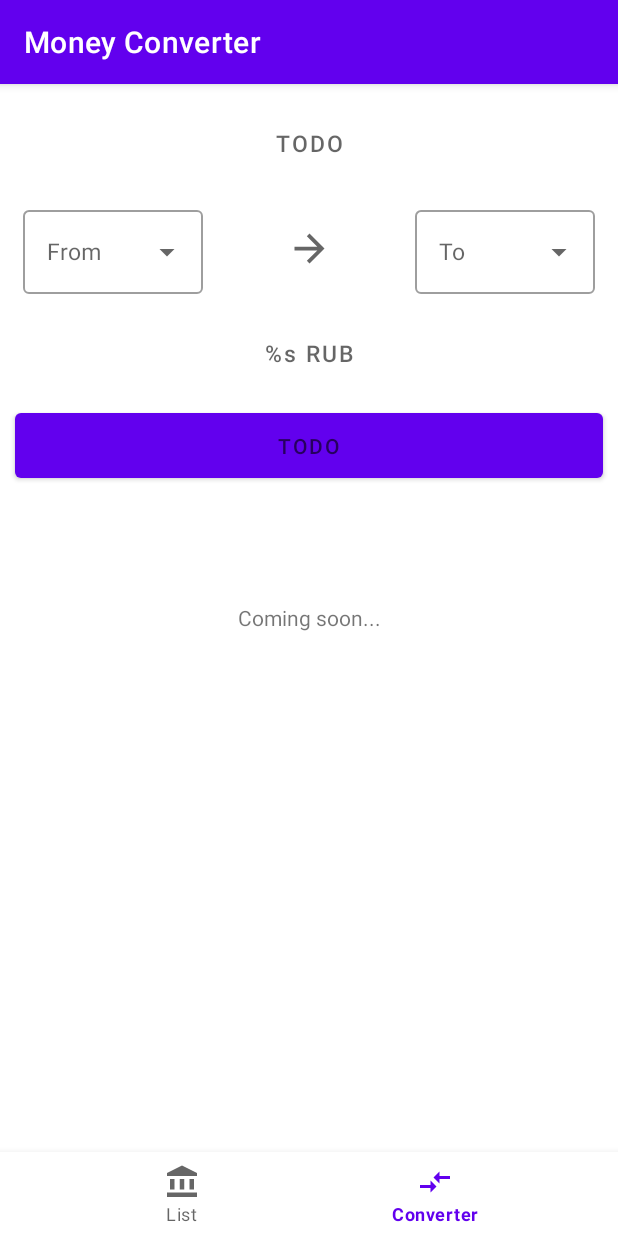
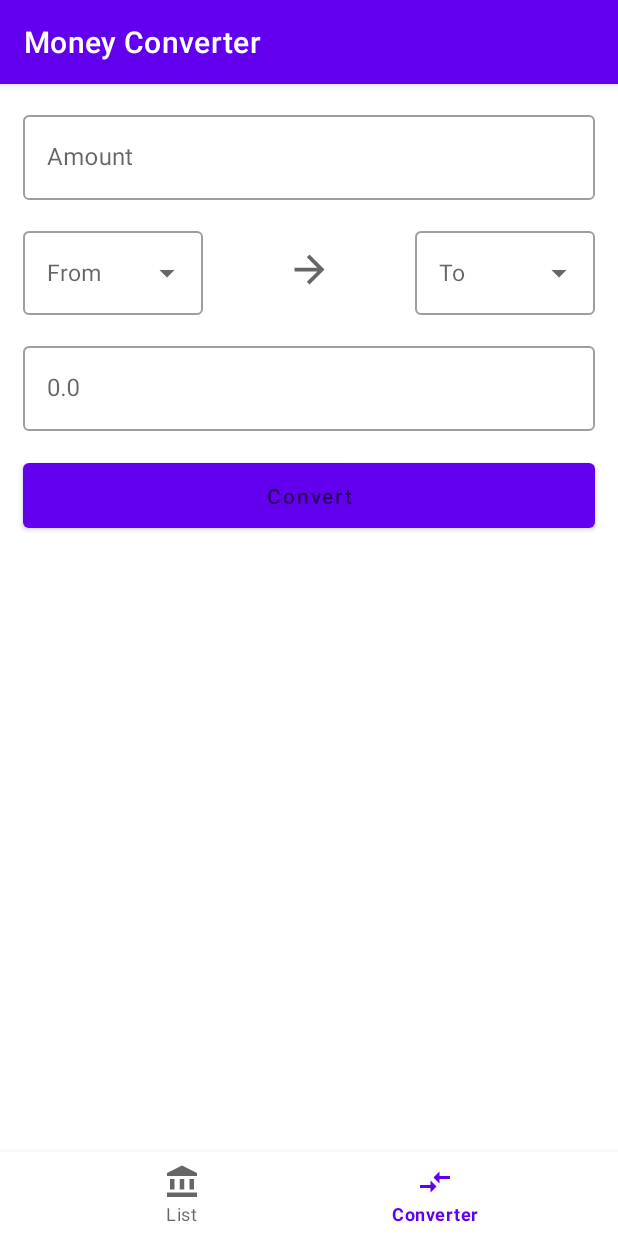
Before and after one commit to CrazyApple888/MoneyConverter, an Android app: the ConverterFragment screen opened through its navigation route, on a phone screen of 412 x 824 dp. Run offline under Robolectric (Android 15) with nearby library versions, the phone set to English and light mode, and no system bars; our stand-ins replace Volley, navigation-ui; network calls fail.

Commit message:
Updates UI

```diff
--- a/app/src/main/java/ru/isachenko/moneyconverter/ConverterFragment.kt
+++ b/app/src/main/java/ru/isachenko/moneyconverter/ConverterFragment.kt
@@ -23,7 +23,8 @@ class ConverterFragment : Fragment() {
     }
 
     override fun onViewCreated(view: View, savedInstanceState: Bundle?) {
-        val items = "TODO".toCharArray().asList()
+        //val items = "TODO".toCharArray().asList()
+        val items = CurrenciesDownloader.codes()
         val adapter = ArrayAdapter(requireContext(), R.layout.dropdown_converter_item, items)
         binding.dropdownConvertFrom.setAdapter(adapter)
         binding.dropdownConvertTo.setAdapter(adapter)
--- a/app/src/main/java/ru/isachenko/moneyconverter/CurrenciesDownloader.kt
+++ b/app/src/main/java/ru/isachenko/moneyconverter/CurrenciesDownloader.kt
@@ -3,6 +3,7 @@ package ru.isachenko.moneyconverter
 
 import android.app.Activity
 import android.content.Context
+import android.util.Log
 import android.widget.Toast
 import com.android.volley.Request
 import com.android.volley.toolbox.JsonObjectRequest
@@ -39,6 +40,7 @@ object CurrenciesDownloader {
     //TODO
     // Check is saved data still actual
     fun asyncGet(ctx: Context, updater: (List<Wallet>) -> Unit) {
+        //TODO
         if (null != currencies) {
             updater.invoke(currencies!!)
             return
@@ -50,10 +52,18 @@ object CurrenciesDownloader {
             { response ->
                 parseJSON(response)
                 updater.invoke(currencies!!)
+                Log.i("CODES", codes().toString())
             },
             {
                 Toast.makeText(ctx as Activity, "Can't update data", Toast.LENGTH_LONG).show()
             })
         Volley.newRequestQueue(ctx).add(request)
     }
+
+    fun codes(): List<String> {
+        if (null != currencies) {
+            return currencies!!.map { it.charCode }
+        }
+        return emptyList()
+    }
 }
--- a/app/src/main/java/ru/isachenko/moneyconverter/WalletAdapter.kt
+++ b/app/src/main/java/ru/isachenko/moneyconverter/WalletAdapter.kt
@@ -1,14 +1,13 @@
 package ru.isachenko.moneyconverter
 
 import android.content.Context
-import android.util.Log
 import android.view.LayoutInflater
 import android.view.View
 import android.view.ViewGroup
 import android.widget.TextView
 import androidx.recyclerview.widget.RecyclerView
 
-class WalletAdapter(private val ctx: Context) :
+class WalletAdapter(ctx: Context) :
     RecyclerView.Adapter<WalletAdapter.WalletViewHolder>() {
 
     private var currencies = emptyList<Wallet>()
@@ -25,6 +24,7 @@ class WalletAdapter(private val ctx: Context) :
     class WalletViewHolder(view: View) : RecyclerView.ViewHolder(view) {
         val charCode: TextView = view.findViewById(R.id.char_code)
         val value: TextView = view.findViewById(R.id.value)
+        val name: TextView = view.findViewById(R.id.currency_name)
     }
 
     override fun onCreateViewHolder(parent: ViewGroup, viewType: Int): WalletViewHolder {
@@ -35,7 +35,7 @@ class WalletAdapter(private val ctx: Context) :
     override fun onBindViewHolder(holder: WalletViewHolder, position: Int) {
         val item = currencies[position]
         holder.charCode.text = item.charCode
-        holder.value.text = String.format(ctx.getString(R.string.currency_value_RUB), item.value.toString())
-        Log.i("HOLDER", holder.value.text.toString())
+        holder.value.text = item.value.toString()
+        holder.name.text = item.name
     }
 }
--- a/app/src/main/res/layout/activity_main.xml
+++ b/app/src/main/res/layout/activity_main.xml
@@ -1,5 +1,5 @@
 <?xml version="1.0" encoding="utf-8"?>
-<androidx.constraintlayout.widget.ConstraintLayout xmlns:android="http://schemas.android.com/apk/res/android"
+    <androidx.constraintlayout.widget.ConstraintLayout xmlns:android="http://schemas.android.com/apk/res/android"
     xmlns:app="http://schemas.android.com/apk/res-auto"
     xmlns:tools="http://schemas.android.com/tools"
     android:layout_width="match_parent"
--- a/app/src/main/res/layout/fragment_converter.xml
+++ b/app/src/main/res/layout/fragment_converter.xml
@@ -6,17 +6,24 @@
     android:layout_height="match_parent"
     tools:context=".ConverterFragment">
 
-    <com.google.android.material.textfield.TextInputEditText
+    <com.google.android.material.textfield.TextInputLayout
         android:id="@+id/convert_from"
-        style="@style/Widget.MaterialComponents.Button.OutlinedButton"
+        style="@style/Widget.MaterialComponents.TextInputLayout.OutlinedBox"
         android:layout_width="match_parent"
         android:layout_height="wrap_content"
         android:layout_margin="15dp"
-        android:hint="TODO"
-        android:inputType="number"
+        android:hint="@string/convert_from_hint"
         android:textSize="15sp"
         app:layout_constraintStart_toStartOf="parent"
-        app:layout_constraintTop_toTopOf="parent" />
+        app:layout_constraintTop_toTopOf="parent">
+
+        <com.google.android.material.textfield.TextInputEditText
+            android:id="@+id/convert_from_edit_text"
+            android:layout_width="match_parent"
+            android:layout_height="wrap_content"
+            android:inputType="number" />
+
+    </com.google.android.material.textfield.TextInputLayout>
 
     <com.google.android.material.textfield.TextInputLayout
         android:id="@+id/convert_value_from"
@@ -32,7 +39,7 @@
             android:layout_width="match_parent"
             android:layout_height="match_parent"
             android:layout_weight="1"
-            android:hint="From"
+            android:hint="@string/convert_from_dropdown_hint"
             android:inputType="none"
             android:textSize="15sp" />
 
@@ -41,13 +48,12 @@
     <ImageView
         android:layout_width="30dp"
         android:layout_height="30dp"
+        android:scaleType="fitCenter"
+        android:src="@drawable/ic_arrow_to"
+        app:layout_constraintBottom_toTopOf="@id/convert_to"
+        app:layout_constraintEnd_toStartOf="@id/convert_value_to"
         app:layout_constraintStart_toEndOf="@id/convert_value_from"
-        app:layout_constraintEnd_toStartOf="@id/convert_value_to"
-        app:layout_constraintTop_toBottomOf="@id/convert_from"
-        app:layout_constraintBottom_toTopOf="@id/convert_to"
-        android:src="@drawable/ic_arrow_to"
-        android:scaleType="fitCenter"
-        >
+        app:layout_constraintTop_toBottomOf="@id/convert_from">
 
     </ImageView>
 
@@ -57,48 +63,47 @@
         android:layout_width="120dp"
         android:layout_height="wrap_content"
         android:layout_margin="15dp"
-        app:layout_constraintTop_toBottomOf="@+id/convert_from"
-        app:layout_constraintEnd_toEndOf="parent">
+        app:layout_constraintEnd_toEndOf="parent"
+        app:layout_constraintTop_toBottomOf="@+id/convert_from">
 
         <AutoCompleteTextView
             android:id="@+id/dropdown_convert_to"
             android:layout_width="match_parent"
             android:layout_height="match_parent"
             android:layout_weight="1"
-            android:hint="To"
+            android:hint="@string/convert_to_dropdown_hint"
             android:inputType="none"
             android:textSize="15sp" />
 
     </com.google.android.material.textfield.TextInputLayout>
 
-    <com.google.android.material.textfield.TextInputEditText
+    <com.google.android.material.textfield.TextInputLayout
         android:id="@+id/convert_to"
-        style="@style/Widget.MaterialComponents.Button.OutlinedButton"
+        style="@style/Widget.MaterialComponents.TextInputLayout.OutlinedBox"
         android:layout_width="match_parent"
         android:layout_height="wrap_content"
         android:layout_margin="15dp"
         android:hint="@string/currency_value_RUB"
-        android:inputType="number"
         android:textSize="15sp"
         app:layout_constraintStart_toStartOf="parent"
         app:layout_constraintTop_toBottomOf="@id/convert_value_from">
 
-    </com.google.android.material.textfield.TextInputEditText>
+        <com.google.android.material.textfield.TextInputEditText
+            android:id="@+id/convert_to_edit_text"
+            android:layout_width="match_parent"
+            android:layout_height="wrap_content"
+            android:inputType="none" />
+
+    </com.google.android.material.textfield.TextInputLayout>
 
     <com.google.android.material.button.MaterialButton
         android:layout_width="match_parent"
         android:layout_height="55dp"
+        android:layout_margin="15dp"
+        android:hint="@string/convert_button_hint"
         app:layout_constraintStart_toStartOf="parent"
-        app:layout_constraintTop_toBottomOf="@id/convert_to"
-        android:layout_margin="10dp"
-        android:hint="TODO">
+        app:layout_constraintTop_toBottomOf="@id/convert_to">
 
     </com.google.android.material.button.MaterialButton>
 
-    <TextView
-        android:layout_width="match_parent"
-        android:layout_height="match_parent"
-        android:gravity="center"
-        android:text="@string/coming_soon_message" />
-
 </androidx.constraintlayout.widget.ConstraintLayout>
--- a/app/src/main/res/values/strings.xml
+++ b/app/src/main/res/values/strings.xml
@@ -2,6 +2,12 @@
     <string name="app_name">Money Converter</string>
     <string name="list_string">List</string>
     <string name="converter_string">Converter</string>
-    <string name="currency_value_RUB">%s RUB</string>
-    <string name="coming_soon_message">Coming soon...</string>
+    <string name="currency_value_RUB">0.0</string>
+    <string name="coming_soon_message">Coming soon…</string>
+    <string name="target_currency">RUB</string>
+    <string name="convert_button_hint">Convert</string>
+    <string name="convert_to_dropdown_hint">To</string>
+    <string name="convert_from_dropdown_hint">From</string>
+    <string name="convert_from_hint">Amount</string>
+    <string name="t">RUB</string>
 </resources>
```
Also changed, not shown: app/src/main/res/layout/item_view.xml (+33 -10 lines).
